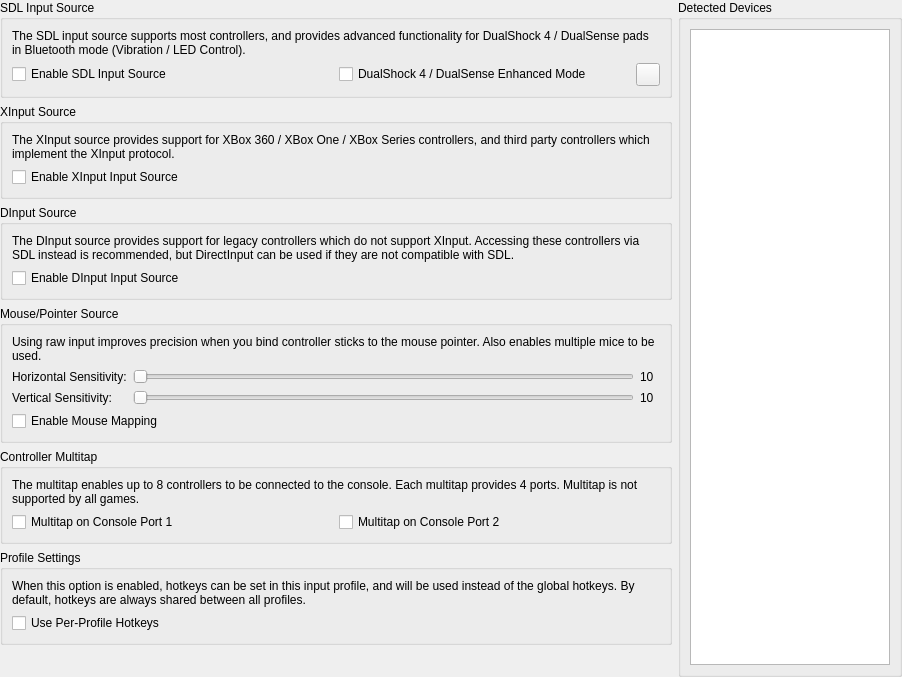
The window that pcsx2-qt/Settings/ControllerGlobalSettingsWidget.ui (PCSX2/pcsx2) describes before a commit, drawn with Qt 5.
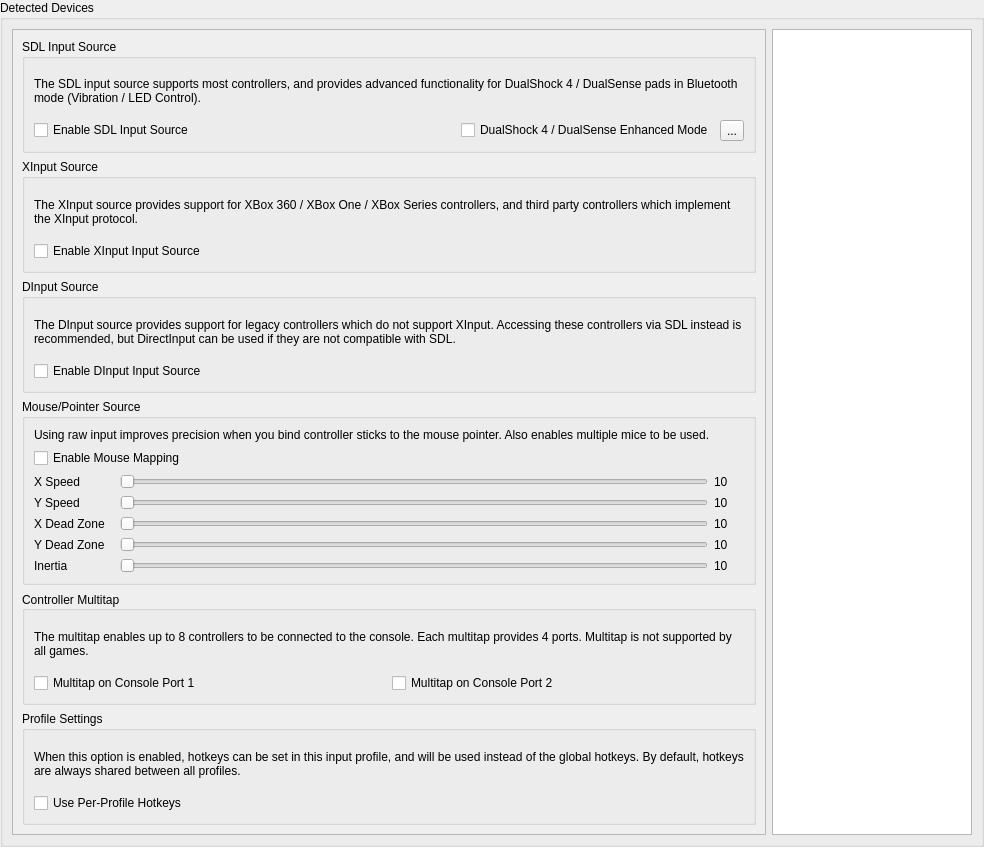
The same window after the commit. Icons and pictures are not drawn.

Commit message: Qt/Input: implemented mouse inertia and dead-zone compensation, and changed the way the sensitivity (now speed) setting works

Diff of the .ui file:
```diff
--- a/pcsx2-qt/Settings/ControllerGlobalSettingsWidget.ui
+++ b/pcsx2-qt/Settings/ControllerGlobalSettingsWidget.ui
@@ -6,14 +6,20 @@
    <rect>
     <x>0</x>
     <y>0</y>
-    <width>902</width>
-    <height>677</height>
+    <width>984</width>
+    <height>847</height>
    </rect>
   </property>
+  <property name="sizePolicy">
+   <sizepolicy hsizetype="Preferred" vsizetype="Expanding">
+    <horstretch>0</horstretch>
+    <verstretch>0</verstretch>
+   </sizepolicy>
+  </property>
   <property name="windowTitle">
    <string>Form</string>
   </property>
-  <layout class="QGridLayout" name="mainLayout" columnstretch="1,0">
+  <layout class="QGridLayout" name="mainLayout" columnstretch="1">
    <property name="leftMargin">
     <number>0</number>
    </property>
@@ -26,7 +32,44 @@
    <property name="bottomMargin">
     <number>0</number>
    </property>
+   <item row="0" column="0" rowspan="2">
+    <widget class="QGroupBox" name="groupBox_3">
+     <property name="title">
+      <string>Detected Devices</string>
+     </property>
+     <layout class="QGridLayout" name="gridLayout">
+      <item row="0" column="1" colspan="2">
+       <widget class="QListWidget" name="deviceList">
+        <property name="minimumSize">
+         <size>
+          <width>200</width>
+          <height>0</height>
+         </size>
+        </property>
+        <property name="maximumSize">
+         <size>
+          <width>200</width>
+          <height>16777215</height>
+         </size>
+        </property>
+       </widget>
+      </item>
    <item row="0" column="0">
+       <widget class="QScrollArea" name="scrollArea">
+        <property name="widgetResizable">
+         <bool>true</bool>
+        </property>
+        <widget class="QWidget" name="scrollAreaWidgetContents">
+         <property name="geometry">
+          <rect>
+           <x>0</x>
+           <y>0</y>
+           <width>756</width>
+           <height>809</height>
+          </rect>
+         </property>
+         <layout class="QVBoxLayout" name="verticalLayout_2">
+          <item>
     <widget class="QGroupBox" name="sdlGroup">
      <property name="title">
       <string>SDL Input Source</string>
@@ -50,9 +93,15 @@
        </widget>
       </item>
       <item row="1" column="1">
-       <layout class="QHBoxLayout" name="horizontalLayout_4">
+              <layout class="QHBoxLayout" name="horizontalLayout">
         <item>
          <widget class="QCheckBox" name="enableSDLEnhancedMode">
+                 <property name="sizePolicy">
+                  <sizepolicy hsizetype="Fixed" vsizetype="Fixed">
+                   <horstretch>0</horstretch>
+                   <verstretch>0</verstretch>
+                  </sizepolicy>
+                 </property>
           <property name="text">
            <string>DualShock 4 / DualSense Enhanced Mode</string>
           </property>
@@ -60,14 +109,9 @@
         </item>
         <item>
          <widget class="QToolButton" name="ledSettings">
-          <property name="toolTip">
-           <string>Controller LED Settings</string>
-          </property>
-          <property name="icon">
-           <iconset theme="lightbulb-line">
-            <normaloff>.</normaloff>.
-           </iconset>
-          </property>
+                 <property name="text">
+                  <string>...</string>
+                 </property>
          </widget>
         </item>
        </layout>
@@ -75,7 +119,7 @@
      </layout>
     </widget>
    </item>
-   <item row="1" column="0">
+          <item>
     <widget class="QGroupBox" name="xinputGroup">
      <property name="title">
       <string>XInput Source</string>
@@ -101,7 +145,7 @@
      </layout>
     </widget>
    </item>
-   <item row="2" column="0">
+          <item>
     <widget class="QGroupBox" name="dinputGroup">
      <property name="title">
       <string>DInput Source</string>
@@ -127,50 +171,403 @@
      </layout>
     </widget>
    </item>
-   <item row="6" column="0">
-    <spacer name="verticalSpacer">
-     <property name="orientation">
-      <enum>Qt::Vertical</enum>
-     </property>
-     <property name="sizeHint" stdset="0">
-      <size>
-       <width>20</width>
-       <height>45</height>
-      </size>
-     </property>
-    </spacer>
-   </item>
-   <item row="5" column="0">
-    <widget class="QGroupBox" name="profileSettings">
+          <item>
+           <widget class="QGroupBox" name="mouseGroup">
      <property name="title">
-      <string>Profile Settings</string>
-     </property>
-     <layout class="QGridLayout" name="gridLayout_5">
-      <item row="0" column="0">
-       <widget class="QLabel" name="label_4">
+             <string>Mouse/Pointer Source</string>
+            </property>
+            <layout class="QVBoxLayout" name="verticalLayout">
+             <item>
+              <widget class="QLabel" name="label_7">
+               <property name="sizePolicy">
+                <sizepolicy hsizetype="Preferred" vsizetype="Preferred">
+                 <horstretch>0</horstretch>
+                 <verstretch>0</verstretch>
+                </sizepolicy>
+               </property>
+               <property name="minimumSize">
+                <size>
+                 <width>0</width>
+                 <height>0</height>
+                </size>
+               </property>
         <property name="text">
-         <string>When this option is enabled, hotkeys can be set in this input profile, and will be used instead of the global hotkeys. By default, hotkeys are always shared between all profiles.</string>
+                <string>Using raw input improves precision when you bind controller sticks to the mouse pointer. Also enables multiple mice to be used.</string>
         </property>
         <property name="wordWrap">
          <bool>true</bool>
         </property>
        </widget>
       </item>
-      <item row="1" column="0">
-       <widget class="QCheckBox" name="useProfileHotkeyBindings">
+             <item>
+              <layout class="QHBoxLayout" name="EnableMouseMapping">
+               <item>
+                <widget class="QCheckBox" name="enableMouseMapping">
+                 <property name="sizePolicy">
+                  <sizepolicy hsizetype="Expanding" vsizetype="Preferred">
+                   <horstretch>0</horstretch>
+                   <verstretch>0</verstretch>
+                  </sizepolicy>
+                 </property>
+                 <property name="minimumSize">
+                  <size>
+                   <width>0</width>
+                   <height>0</height>
+                  </size>
+                 </property>
         <property name="text">
-         <string>Use Per-Profile Hotkeys</string>
+                  <string>Enable Mouse Mapping</string>
         </property>
        </widget>
       </item>
      </layout>
-    </widget>
-   </item>
-   <item row="4" column="0">
+             </item>
+             <item>
+              <layout class="QHBoxLayout" name="PointerXSpeed">
+               <item>
+                <widget class="QLabel" name="pointerXSpeedLabel">
+                 <property name="sizePolicy">
+                  <sizepolicy hsizetype="Minimum" vsizetype="Preferred">
+                   <horstretch>0</horstretch>
+                   <verstretch>0</verstretch>
+                  </sizepolicy>
+                 </property>
+                 <property name="minimumSize">
+                  <size>
+                   <width>80</width>
+                   <height>0</height>
+                  </size>
+                 </property>
+                 <property name="text">
+                  <string>X Speed</string>
+                 </property>
+                </widget>
+               </item>
+               <item>
+                <widget class="QSlider" name="pointerXSpeed">
+                 <property name="sizePolicy">
+                  <sizepolicy hsizetype="Expanding" vsizetype="Preferred">
+                   <horstretch>0</horstretch>
+                   <verstretch>0</verstretch>
+                  </sizepolicy>
+                 </property>
+                 <property name="minimumSize">
+                  <size>
+                   <width>0</width>
+                   <height>0</height>
+                  </size>
+                 </property>
+                 <property name="minimum">
+                  <number>0</number>
+                 </property>
+                 <property name="maximum">
+                  <number>100</number>
+                 </property>
+                 <property name="orientation">
+                  <enum>Qt::Horizontal</enum>
+                 </property>
+                </widget>
+               </item>
+               <item>
+                <widget class="QLabel" name="pointerXSpeedVal">
+                 <property name="sizePolicy">
+                  <sizepolicy hsizetype="Fixed" vsizetype="Preferred">
+                   <horstretch>0</horstretch>
+                   <verstretch>0</verstretch>
+                  </sizepolicy>
+                 </property>
+                 <property name="minimumSize">
+                  <size>
+                   <width>30</width>
+                   <height>0</height>
+                  </size>
+                 </property>
+                 <property name="text">
+                  <string>10</string>
+                 </property>
+                </widget>
+               </item>
+              </layout>
+             </item>
+             <item>
+              <layout class="QHBoxLayout" name="PointerYSpeed">
+               <item>
+                <widget class="QLabel" name="pointerYSpeedLabel">
+                 <property name="sizePolicy">
+                  <sizepolicy hsizetype="Minimum" vsizetype="Preferred">
+                   <horstretch>0</horstretch>
+                   <verstretch>0</verstretch>
+                  </sizepolicy>
+                 </property>
+                 <property name="minimumSize">
+                  <size>
+                   <width>80</width>
+                   <height>0</height>
+                  </size>
+                 </property>
+                 <property name="text">
+                  <string>Y Speed</string>
+                 </property>
+                </widget>
+               </item>
+               <item>
+                <widget class="QSlider" name="pointerYSpeed">
+                 <property name="sizePolicy">
+                  <sizepolicy hsizetype="Expanding" vsizetype="Preferred">
+                   <horstretch>0</horstretch>
+                   <verstretch>0</verstretch>
+                  </sizepolicy>
+                 </property>
+                 <property name="minimumSize">
+                  <size>
+                   <width>0</width>
+                   <height>0</height>
+                  </size>
+                 </property>
+                 <property name="minimum">
+                  <number>0</number>
+                 </property>
+                 <property name="maximum">
+                  <number>100</number>
+                 </property>
+                 <property name="orientation">
+                  <enum>Qt::Horizontal</enum>
+                 </property>
+                </widget>
+               </item>
+               <item>
+                <widget class="QLabel" name="pointerYSpeedVal">
+                 <property name="sizePolicy">
+                  <sizepolicy hsizetype="Fixed" vsizetype="Preferred">
+                   <horstretch>0</horstretch>
+                   <verstretch>0</verstretch>
+                  </sizepolicy>
+                 </property>
+                 <property name="minimumSize">
+                  <size>
+                   <width>30</width>
+                   <height>0</height>
+                  </size>
+                 </property>
+                 <property name="text">
+                  <string>10</string>
+                 </property>
+                </widget>
+               </item>
+              </layout>
+             </item>
+             <item>
+              <layout class="QHBoxLayout" name="PointerXDeadZone">
+               <item>
+                <widget class="QLabel" name="pointerXDeadZoneLabel">
+                 <property name="sizePolicy">
+                  <sizepolicy hsizetype="Minimum" vsizetype="Preferred">
+                   <horstretch>0</horstretch>
+                   <verstretch>0</verstretch>
+                  </sizepolicy>
+                 </property>
+                 <property name="minimumSize">
+                  <size>
+                   <width>80</width>
+                   <height>0</height>
+                  </size>
+                 </property>
+                 <property name="text">
+                  <string>X Dead Zone</string>
+                 </property>
+                </widget>
+               </item>
+               <item>
+                <widget class="QSlider" name="pointerXDeadZone">
+                 <property name="sizePolicy">
+                  <sizepolicy hsizetype="Expanding" vsizetype="Preferred">
+                   <horstretch>0</horstretch>
+                   <verstretch>0</verstretch>
+                  </sizepolicy>
+                 </property>
+                 <property name="minimumSize">
+                  <size>
+                   <width>0</width>
+                   <height>0</height>
+                  </size>
+                 </property>
+                 <property name="minimum">
+                  <number>0</number>
+                 </property>
+                 <property name="maximum">
+                  <number>100</number>
+                 </property>
+                 <property name="orientation">
+                  <enum>Qt::Horizontal</enum>
+                 </property>
+                </widget>
+               </item>
+               <item>
+                <widget class="QLabel" name="pointerXDeadZoneVal">
+                 <property name="sizePolicy">
+                  <sizepolicy hsizetype="Fixed" vsizetype="Preferred">
+                   <horstretch>0</horstretch>
+                   <verstretch>0</verstretch>
+                  </sizepolicy>
+                 </property>
+                 <property name="minimumSize">
+                  <size>
+                   <width>30</width>
+                   <height>0</height>
+                  </size>
+                 </property>
+                 <property name="text">
+                  <string>10</string>
+                 </property>
+                </widget>
+               </item>
+              </layout>
+             </item>
+             <item>
+              <layout class="QHBoxLayout" name="PointerYDeadZone">
+               <item>
+                <widget class="QLabel" name="pointerYDeadZoneLabel">
+                 <property name="sizePolicy">
+                  <sizepolicy hsizetype="Minimum" vsizetype="Preferred">
+                   <horstretch>0</horstretch>
+                   <verstretch>0</verstretch>
+                  </sizepolicy>
+                 </property>
+                 <property name="minimumSize">
+                  <size>
+                   <width>80</width>
+                   <height>0</height>
+                  </size>
+                 </property>
+                 <property name="text">
+                  <string>Y Dead Zone</string>
+                 </property>
+                </widget>
+               </item>
+               <item>
+                <widget class="QSlider" name="pointerYDeadZone">
+                 <property name="sizePolicy">
+                  <sizepolicy hsizetype="Expanding" vsizetype="Preferred">
+                   <horstretch>0</horstretch>
+                   <verstretch>0</verstretch>
+                  </sizepolicy>
+                 </property>
+                 <property name="minimumSize">
+                  <size>
+                   <width>0</width>
+                   <height>0</height>
+                  </size>
+                 </property>
+                 <property name="minimum">
+                  <number>0</number>
+                 </property>
+                 <property name="maximum">
+                  <number>100</number>
+                 </property>
+                 <property name="orientation">
+                  <enum>Qt::Horizontal</enum>
+                 </property>
+                </widget>
+               </item>
+               <item>
+                <widget class="QLabel" name="pointerYDeadZoneVal">
+                 <property name="sizePolicy">
+                  <sizepolicy hsizetype="Fixed" vsizetype="Preferred">
+                   <horstretch>0</horstretch>
+                   <verstretch>0</verstretch>
+                  </sizepolicy>
+                 </property>
+                 <property name="minimumSize">
+                  <size>
+                   <width>30</width>
+                   <height>0</height>
+                  </size>
+                 </property>
+                 <property name="text">
+                  <string>10</string>
+                 </property>
+                </widget>
+               </item>
+              </layout>
+             </item>
+             <item>
+              <layout class="QHBoxLayout" name="PointerInertia">
+               <item>
+                <widget class="QLabel" name="pointerInertiaLabel">
+                 <property name="sizePolicy">
+                  <sizepolicy hsizetype="Minimum" vsizetype="Preferred">
+                   <horstretch>0</horstretch>
+                   <verstretch>0</verstretch>
+                  </sizepolicy>
+                 </property>
+                 <property name="minimumSize">
+                  <size>
+                   <width>80</width>
+                   <height>0</height>
+                  </size>
+                 </property>
+                 <property name="text">
+                  <string>Inertia</string>
+                 </property>
+                </widget>
+               </item>
+               <item>
+                <widget class="QSlider" name="pointerInertia">
+                 <property name="sizePolicy">
+                  <sizepolicy hsizetype="Expanding" vsizetype="Preferred">
+                   <horstretch>0</horstretch>
+                   <verstretch>0</verstretch>
+                  </sizepolicy>
+                 </property>
+                 <property name="minimumSize">
+                  <size>
+                   <width>0</width>
+                   <height>0</height>
+                  </size>
+                 </property>
+                 <property name="minimum">
+                  <number>0</number>
+                 </property>
+                 <property name="maximum">
+                  <number>100</number>
+                 </property>
+                 <property name="orientation">
+                  <enum>Qt::Horizontal</enum>
+                 </property>
+                </widget>
+               </item>
+               <item>
+                <widget class="QLabel" name="pointerInertiaVal">
+                 <property name="sizePolicy">
+                  <sizepolicy hsizetype="Fixed" vsizetype="Preferred">
+                   <horstretch>0</horstretch>
+                   <verstretch>0</verstretch>
+                  </sizepolicy>
+                 </property>
+                 <property name="minimumSize">
+                  <size>
+                   <width>30</width>
+                   <height>0</height>
+                  </size>
+                 </property>
+                 <property name="text">
+                  <string>10</string>
+                 </property>
+                </widget>
+               </item>
+              </layout>
+             </item>
+            </layout>
+           </widget>
+          </item>
+          <item>
     <widget class="QGroupBox" name="multitapGroup">
      <property name="title">
       <string>Controller Multitap</string>
      </property>
+            <property name="alignment">
+             <set>Qt::AlignLeading|Qt::AlignLeft|Qt::AlignVCenter</set>
+            </property>
      <layout class="QGridLayout" name="gridLayout_4">
       <item row="0" column="0" colspan="2">
        <widget class="QLabel" name="label">
@@ -199,16 +596,16 @@
      </layout>
     </widget>
    </item>
-   <item row="3" column="0">
-    <widget class="QGroupBox" name="mouseGroup">
+          <item>
+           <widget class="QGroupBox" name="profileSettings">
      <property name="title">
-      <string>Mouse/Pointer Source</string>
-     </property>
-     <layout class="QFormLayout" name="formLayout">
-      <item row="0" column="0" colspan="2">
-       <widget class="QLabel" name="label_7">
+             <string>Profile Settings</string>
+            </property>
+            <layout class="QGridLayout" name="gridLayout_5">
+             <item row="0" column="0">
+              <widget class="QLabel" name="label_4">
         <property name="text">
-         <string>Using raw input improves precision when you bind controller sticks to the mouse pointer. Also enables multiple mice to be used.</string>
+                <string>When this option is enabled, hotkeys can be set in this input profile, and will be used instead of the global hotkeys. By default, hotkeys are always shared between all profiles.</string>
         </property>
         <property name="wordWrap">
          <bool>true</bool>
@@ -216,149 +613,17 @@
        </widget>
       </item>
       <item row="1" column="0">
-       <widget class="QLabel" name="label_5">
+              <widget class="QCheckBox" name="useProfileHotkeyBindings">
         <property name="text">
-         <string>Horizontal Sensitivity:</string>
+                <string>Use Per-Profile Hotkeys</string>
         </property>
        </widget>
       </item>
-      <item row="1" column="1">
-       <layout class="QHBoxLayout" name="horizontalLayout">
-        <item>
-         <widget class="QSlider" name="pointerXScale">
-          <property name="sizePolicy">
-           <sizepolicy hsizetype="Expanding" vsizetype="Fixed">
-            <horstretch>0</horstretch>
-            <verstretch>0</verstretch>
-           </sizepolicy>
-          </property>
-          <property name="minimumSize">
-           <size>
-            <width>150</width>
-            <height>0</height>
-           </size>
-          </property>
-          <property name="minimum">
-           <number>1</number>
-          </property>
-          <property name="maximum">
-           <number>30</number>
-          </property>
-          <property name="orientation">
-           <enum>Qt::Horizontal</enum>
-          </property>
-         </widget>
-        </item>
-        <item>
-         <widget class="QLabel" name="pointerXScaleLabel">
-          <property name="sizePolicy">
-           <sizepolicy hsizetype="Fixed" vsizetype="Preferred">
-            <horstretch>0</horstretch>
-            <verstretch>0</verstretch>
-           </sizepolicy>
-          </property>
-          <property name="minimumSize">
-           <size>
-            <width>20</width>
-            <height>0</height>
-           </size>
-          </property>
-          <property name="text">
-           <string>10</string>
-          </property>
-         </widget>
-        </item>
-       </layout>
-      </item>
-      <item row="2" column="0">
-       <widget class="QLabel" name="label_6">
-        <property name="text">
-         <string>Vertical Sensitivity:</string>
-        </property>
-       </widget>
-      </item>
-      <item row="2" column="1">
-       <layout class="QHBoxLayout" name="horizontalLayout_2">
-        <item>
-         <widget class="QSlider" name="pointerYScale">
-          <property name="sizePolicy">
-           <sizepolicy hsizetype="Expanding" vsizetype="Fixed">
-            <horstretch>0</horstretch>
-            <verstretch>0</verstretch>
-           </sizepolicy>
-          </property>
-          <property name="minimumSize">
-           <size>
-            <width>150</width>
-            <height>0</height>
-           </size>
-          </property>
-          <property name="minimum">
-           <number>1</number>
-          </property>
-          <property name="maximum">
-           <number>30</number>
-          </property>
-          <property name="orientation">
-           <enum>Qt::Horizontal</enum>
-          </property>
-         </widget>
-        </item>
-        <item>
-         <widget class="QLabel" name="pointerYScaleLabel">
-          <property name="sizePolicy">
-           <sizepolicy hsizetype="Fixed" vsizetype="Preferred">
-            <horstretch>0</horstretch>
-            <verstretch>0</verstretch>
-           </sizepolicy>
-          </property>
-          <property name="minimumSize">
-           <size>
-            <width>20</width>
-            <height>0</height>
-           </size>
-          </property>
-          <property name="text">
-           <string>10</string>
-          </property>
-         </widget>
-        </item>
-       </layout>
-      </item>
-      <item row="3" column="0" colspan="2">
-       <layout class="QHBoxLayout" name="horizontalLayout_3">
-        <item>
-         <widget class="QCheckBox" name="enableMouseMapping">
-          <property name="text">
-           <string>Enable Mouse Mapping</string>
-          </property>
-         </widget>
-        </item>
-       </layout>
-      </item>
-     </layout>
-    </widget>
-   </item>
-   <item row="0" column="1" rowspan="7">
-    <widget class="QGroupBox" name="groupBox_3">
-     <property name="title">
-      <string>Detected Devices</string>
-     </property>
-     <layout class="QGridLayout" name="gridLayout">
-      <item row="0" column="0" colspan="2">
-       <widget class="QListWidget" name="deviceList">
-        <property name="minimumSize">
-         <size>
-          <width>200</width>
-          <height>0</height>
-         </size>
-        </property>
-        <property name="maximumSize">
-         <size>
-          <width>200</width>
-          <height>16777215</height>
-         </size>
-        </property>
+            </layout>
+           </widget>
+          </item>
+         </layout>
+        </widget>
        </widget>
       </item>
      </layout>
```
Left out of the diff: 34 changed lines with no effect on the pictures. Lines whose indentation alone changed are shown as unchanged. The commit also changes 3 other files.
